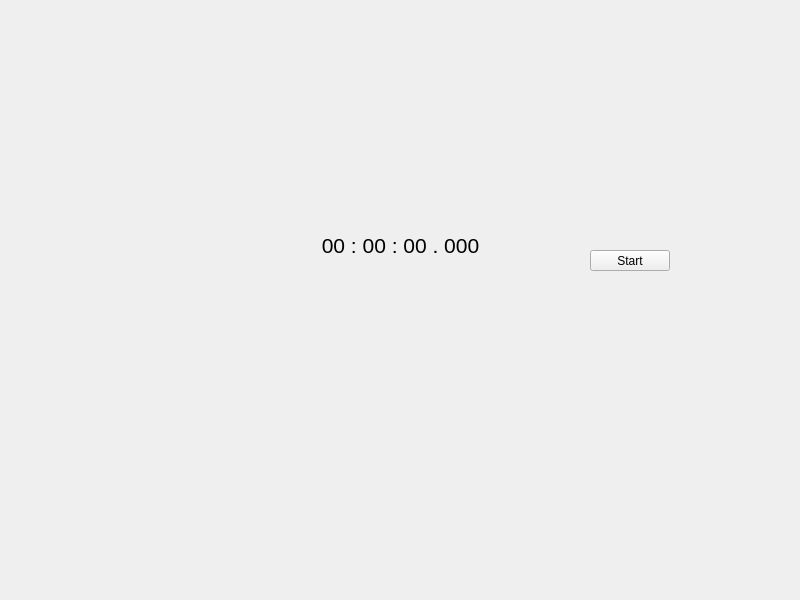
The window that src/Flight-Computer-GUI/mainwidget.ui (ASU-Sun-Devil-Rocketry/Flight-Computer-GUI) describes before a commit, drawn with Qt 5.
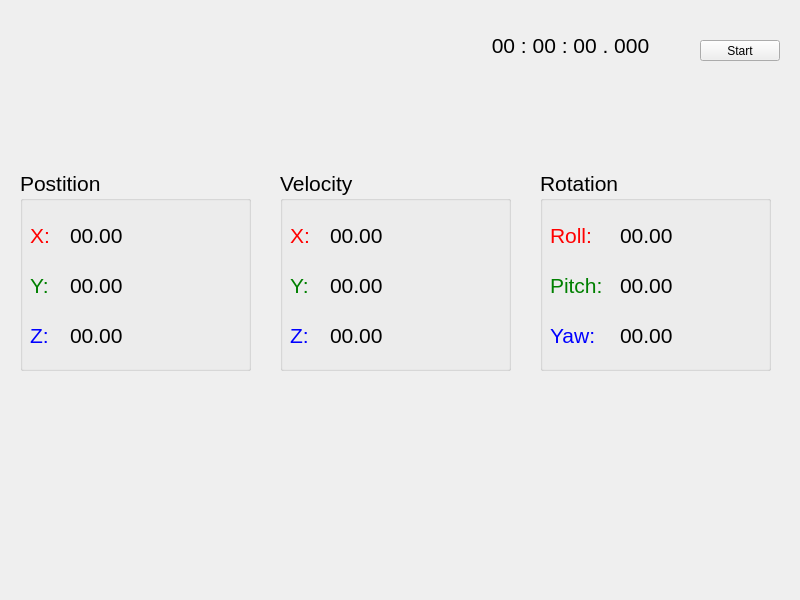
The same window after the commit.

Commit message: Added some display UI with an Input Class to test

```diff
--- a/src/Flight-Computer-GUI/mainwidget.ui
+++ b/src/Flight-Computer-GUI/mainwidget.ui
@@ -16,10 +16,10 @@
   <widget class="QLabel" name="timerLabel">
    <property name="geometry">
     <rect>
-     <x>280</x>
-     <y>170</y>
+     <x>450</x>
+     <y>20</y>
      <width>241</width>
-     <height>151</height>
+     <height>51</height>
     </rect>
    </property>
    <property name="text">
@@ -35,8 +35,8 @@
   <widget class="QPushButton" name="startButton">
    <property name="geometry">
     <rect>
-     <x>590</x>
-     <y>250</y>
+     <x>700</x>
+     <y>40</y>
      <width>80</width>
      <height>21</height>
     </rect>
@@ -45,6 +45,366 @@
     <string>Start</string>
    </property>
   </widget>
+  <widget class="QGroupBox" name="groupBox">
+   <property name="geometry">
+    <rect>
+     <x>20</x>
+     <y>170</y>
+     <width>231</width>
+     <height>201</height>
+    </rect>
+   </property>
+   <property name="font">
+    <font>
+     <pointsize>16</pointsize>
+    </font>
+   </property>
+   <property name="title">
+    <string>Postition</string>
+   </property>
+   <widget class="QLabel" name="label">
+    <property name="geometry">
+     <rect>
+      <x>10</x>
+      <y>50</y>
+      <width>31</width>
+      <height>31</height>
+     </rect>
+    </property>
+    <property name="font">
+     <font>
+      <pointsize>16</pointsize>
+     </font>
+    </property>
+    <property name="styleSheet">
+     <string notr="true">color:red;</string>
+    </property>
+    <property name="text">
+     <string>X:</string>
+    </property>
+   </widget>
+   <widget class="QLabel" name="label_2">
+    <property name="geometry">
+     <rect>
+      <x>10</x>
+      <y>100</y>
+      <width>31</width>
+      <height>31</height>
+     </rect>
+    </property>
+    <property name="font">
+     <font>
+      <pointsize>16</pointsize>
+     </font>
+    </property>
+    <property name="styleSheet">
+     <string notr="true">color:green;</string>
+    </property>
+    <property name="text">
+     <string>Y: </string>
+    </property>
+   </widget>
+   <widget class="QLabel" name="label_3">
+    <property name="geometry">
+     <rect>
+      <x>10</x>
+      <y>150</y>
+      <width>31</width>
+      <height>31</height>
+     </rect>
+    </property>
+    <property name="font">
+     <font>
+      <pointsize>16</pointsize>
+     </font>
+    </property>
+    <property name="styleSheet">
+     <string notr="true">color:blue</string>
+    </property>
+    <property name="text">
+     <string>Z: </string>
+    </property>
+   </widget>
+   <widget class="QLabel" name="pos_y">
+    <property name="geometry">
+     <rect>
+      <x>50</x>
+      <y>100</y>
+      <width>91</width>
+      <height>31</height>
+     </rect>
+    </property>
+    <property name="text">
+     <string>00.00</string>
+    </property>
+   </widget>
+   <widget class="QLabel" name="pos_x">
+    <property name="geometry">
+     <rect>
+      <x>50</x>
+      <y>50</y>
+      <width>91</width>
+      <height>31</height>
+     </rect>
+    </property>
+    <property name="text">
+     <string>00.00</string>
+    </property>
+   </widget>
+   <widget class="QLabel" name="pos_z">
+    <property name="geometry">
+     <rect>
+      <x>50</x>
+      <y>150</y>
+      <width>91</width>
+      <height>31</height>
+     </rect>
+    </property>
+    <property name="text">
+     <string>00.00</string>
+    </property>
+   </widget>
+  </widget>
+  <widget class="QGroupBox" name="groupBox_2">
+   <property name="geometry">
+    <rect>
+     <x>280</x>
+     <y>170</y>
+     <width>231</width>
+     <height>201</height>
+    </rect>
+   </property>
+   <property name="font">
+    <font>
+     <pointsize>16</pointsize>
+    </font>
+   </property>
+   <property name="title">
+    <string>Velocity</string>
+   </property>
+   <widget class="QLabel" name="label_4">
+    <property name="geometry">
+     <rect>
+      <x>10</x>
+      <y>50</y>
+      <width>31</width>
+      <height>31</height>
+     </rect>
+    </property>
+    <property name="font">
+     <font>
+      <pointsize>16</pointsize>
+     </font>
+    </property>
+    <property name="styleSheet">
+     <string notr="true">color:red;</string>
+    </property>
+    <property name="text">
+     <string>X:</string>
+    </property>
+   </widget>
+   <widget class="QLabel" name="label_5">
+    <property name="geometry">
+     <rect>
+      <x>10</x>
+      <y>100</y>
+      <width>31</width>
+      <height>31</height>
+     </rect>
+    </property>
+    <property name="font">
+     <font>
+      <pointsize>16</pointsize>
+     </font>
+    </property>
+    <property name="styleSheet">
+     <string notr="true">color:green;</string>
+    </property>
+    <property name="text">
+     <string>Y: </string>
+    </property>
+   </widget>
+   <widget class="QLabel" name="label_6">
+    <property name="geometry">
+     <rect>
+      <x>10</x>
+      <y>150</y>
+      <width>31</width>
+      <height>31</height>
+     </rect>
+    </property>
+    <property name="font">
+     <font>
+      <pointsize>16</pointsize>
+     </font>
+    </property>
+    <property name="styleSheet">
+     <string notr="true">color:blue</string>
+    </property>
+    <property name="text">
+     <string>Z: </string>
+    </property>
+   </widget>
+   <widget class="QLabel" name="vel_x">
+    <property name="geometry">
+     <rect>
+      <x>50</x>
+      <y>50</y>
+      <width>91</width>
+      <height>31</height>
+     </rect>
+    </property>
+    <property name="text">
+     <string>00.00</string>
+    </property>
+   </widget>
+   <widget class="QLabel" name="vel_y">
+    <property name="geometry">
+     <rect>
+      <x>50</x>
+      <y>100</y>
+      <width>91</width>
+      <height>31</height>
+     </rect>
+    </property>
+    <property name="text">
+     <string>00.00</string>
+    </property>
+   </widget>
+   <widget class="QLabel" name="vel_z">
+    <property name="geometry">
+     <rect>
+      <x>50</x>
+      <y>150</y>
+      <width>91</width>
+      <height>31</height>
+     </rect>
+    </property>
+    <property name="text">
+     <string>00.00</string>
+    </property>
+   </widget>
+  </widget>
+  <widget class="QGroupBox" name="groupBox_3">
+   <property name="geometry">
+    <rect>
+     <x>540</x>
+     <y>170</y>
+     <width>231</width>
+     <height>201</height>
+    </rect>
+   </property>
+   <property name="font">
+    <font>
+     <pointsize>16</pointsize>
+    </font>
+   </property>
+   <property name="title">
+    <string>Rotation</string>
+   </property>
+   <widget class="QLabel" name="label_7">
+    <property name="geometry">
+     <rect>
+      <x>10</x>
+      <y>50</y>
+      <width>51</width>
+      <height>31</height>
+     </rect>
+    </property>
+    <property name="font">
+     <font>
+      <pointsize>16</pointsize>
+     </font>
+    </property>
+    <property name="styleSheet">
+     <string notr="true">color:red;</string>
+    </property>
+    <property name="text">
+     <string>Roll: </string>
+    </property>
+   </widget>
+   <widget class="QLabel" name="label_8">
+    <property name="geometry">
+     <rect>
+      <x>10</x>
+      <y>100</y>
+      <width>61</width>
+      <height>31</height>
+     </rect>
+    </property>
+    <property name="font">
+     <font>
+      <pointsize>16</pointsize>
+     </font>
+    </property>
+    <property name="styleSheet">
+     <string notr="true">color:green;</string>
+    </property>
+    <property name="text">
+     <string>Pitch:</string>
+    </property>
+   </widget>
+   <widget class="QLabel" name="label_9">
+    <property name="geometry">
+     <rect>
+      <x>10</x>
+      <y>150</y>
+      <width>51</width>
+      <height>31</height>
+     </rect>
+    </property>
+    <property name="font">
+     <font>
+      <pointsize>16</pointsize>
+     </font>
+    </property>
+    <property name="styleSheet">
+     <string notr="true">color:blue</string>
+    </property>
+    <property name="text">
+     <string>Yaw:</string>
+    </property>
+   </widget>
+   <widget class="QLabel" name="rot_roll">
+    <property name="geometry">
+     <rect>
+      <x>80</x>
+      <y>50</y>
+      <width>91</width>
+      <height>31</height>
+     </rect>
+    </property>
+    <property name="text">
+     <string>00.00</string>
+    </property>
+   </widget>
+   <widget class="QLabel" name="rot_pitch">
+    <property name="geometry">
+     <rect>
+      <x>80</x>
+      <y>100</y>
+      <width>91</width>
+      <height>31</height>
+     </rect>
+    </property>
+    <property name="text">
+     <string>00.00</string>
+    </property>
+   </widget>
+   <widget class="QLabel" name="rot_yaw">
+    <property name="geometry">
+     <rect>
+      <x>80</x>
+      <y>150</y>
+      <width>91</width>
+      <height>31</height>
+     </rect>
+    </property>
+    <property name="text">
+     <string>00.00</string>
+    </property>
+   </widget>
+  </widget>
  </widget>
  <resources/>
  <connections/>
```
The commit also changes 14 other files.
